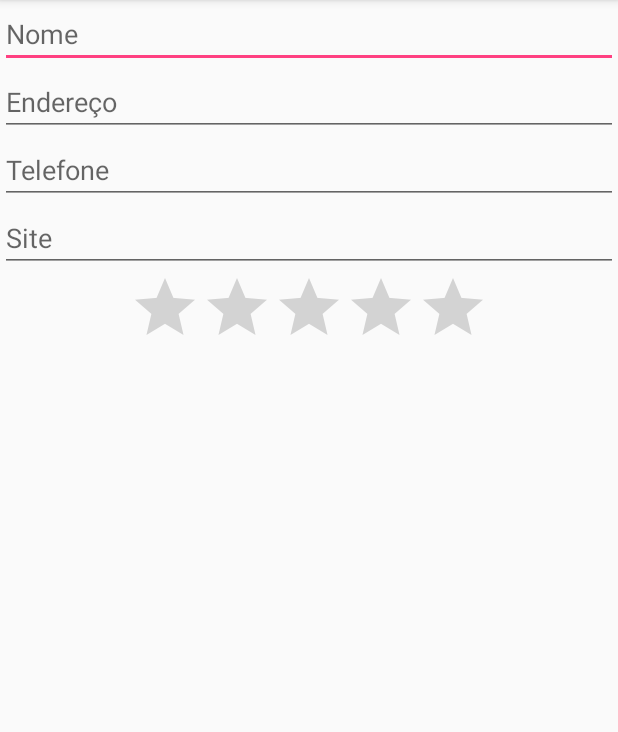
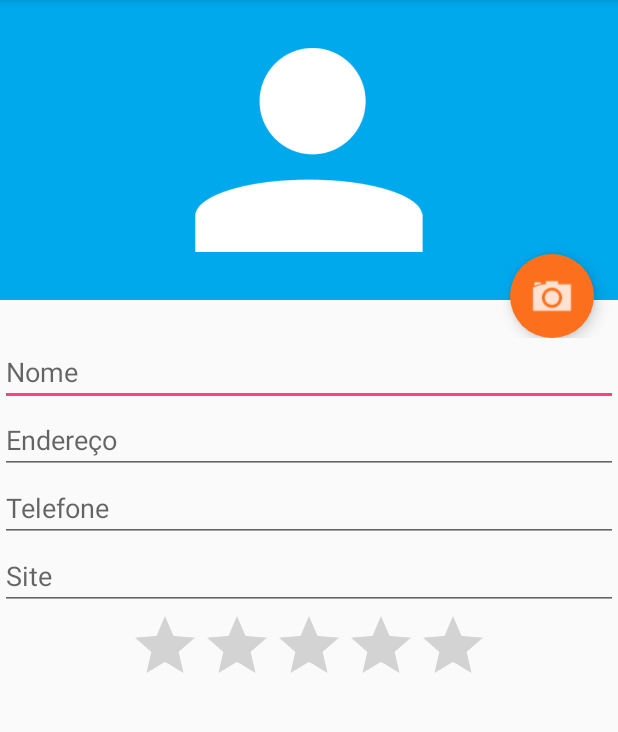
Before and after one commit to VictorDiCampos/AluraAndroidClass, an Android app: the FormularioActivity screen opened directly, with no data from a screen before it, on a phone screen of 412 x 824 dp, the part 84-816 px from its top. Run offline under Robolectric (Android 15) with nearby library versions, the phone set to English and light mode, and no system bars.

Commit message:
[master] Using camera and saving images.

```diff
--- a/Agenda/app/src/main/AndroidManifest.xml
+++ b/Agenda/app/src/main/AndroidManifest.xml
@@ -1,6 +1,8 @@
 <?xml version="1.0" encoding="utf-8"?>
 <manifest xmlns:android="http://schemas.android.com/apk/res/android"
     package="br.com.alura.agenda">
+
+    <uses-permission android:name="android.permission.CALL_PHONE" />
 
     <application
         android:allowBackup="true"
--- a/Agenda/app/src/main/java/br/com/alura/agenda/FormularioActivity.java
+++ b/Agenda/app/src/main/java/br/com/alura/agenda/FormularioActivity.java
@@ -1,19 +1,31 @@
 package br.com.alura.agenda;
 
+import android.app.Activity;
 import android.content.Intent;
+import android.graphics.Bitmap;
+import android.graphics.BitmapFactory;
+import android.net.Uri;
+import android.provider.MediaStore;
 import android.support.v7.app.AppCompatActivity;
 import android.os.Bundle;
 import android.view.Menu;
 import android.view.MenuInflater;
 import android.view.MenuItem;
+import android.view.View;
+import android.widget.Button;
+import android.widget.ImageView;
 import android.widget.Toast;
+
+import java.io.File;
 
 import br.com.alura.agenda.dao.AlunoDAO;
 import br.com.alura.agenda.modelo.Aluno;
 
 public class FormularioActivity extends AppCompatActivity {
 
+    public static final int CODIGO_CAMERA = 567;
     private FormularioHelper helper;
+    private String caminhoFoto;
 
     @Override
     protected void onCreate(Bundle savedInstanceState) {
@@ -22,12 +34,32 @@ public class FormularioActivity extends AppCompatActivity {
 
         helper = new FormularioHelper(this);
 
-        Intent intent = getIntent();
+        final Intent intent = getIntent();
         Aluno aluno = (Aluno) intent.getSerializableExtra("aluno");
         if (aluno != null){
             helper.setFormData(aluno);
         }
 
+        Button btnFoto = (Button) findViewById(R.id.form_btn_foto);
+        btnFoto.setOnClickListener(new View.OnClickListener() {
+            @Override
+            public void onClick(View view) {
+                Intent intentCamera = new Intent(MediaStore.ACTION_IMAGE_CAPTURE);
+                caminhoFoto = getExternalFilesDir(null) + "/"+ System.currentTimeMillis() +".jpg";
+                File arquivoFoto = new File(caminhoFoto);
+                intentCamera.putExtra(MediaStore.EXTRA_OUTPUT, Uri.fromFile(arquivoFoto));
+                startActivityForResult(intentCamera, CODIGO_CAMERA);
+            }
+        });
+    }
+
+    @Override
+    protected void onActivityResult(int requestCode, int resultCode, Intent data) {
+        if (resultCode == Activity.RESULT_OK){
+            if (requestCode == CODIGO_CAMERA){
+                helper.carregaImagem(caminhoFoto);
+            }
+        }
     }
 
     @Override
@@ -43,8 +75,8 @@ public class FormularioActivity extends AppCompatActivity {
         switch (item.getItemId()){
             case R.id.menu_form_ok:
                 Aluno aluno = helper.getAluno();
+
                 AlunoDAO dao = new AlunoDAO(this);
-
                 if (aluno.getId() != null){
                     dao.altera(aluno);
                 }else{
--- a/Agenda/app/src/main/java/br/com/alura/agenda/modelo/Aluno.java
+++ b/Agenda/app/src/main/java/br/com/alura/agenda/modelo/Aluno.java
@@ -13,6 +13,7 @@ public class Aluno implements Serializable{
     private String telefone;
     private String site;
     private Double nota;
+    private String foto;
 
     @Override
     public String toString() {
@@ -66,4 +67,8 @@ public class Aluno implements Serializable{
     public void setNota(Double nota) {
         this.nota = nota;
     }
+
+    public String getFoto() { return foto; }
+
+    public void setFoto(String foto) { this.foto = foto; }
 }
--- /dev/null
+++ b/Agenda/app/src/main/res/drawable/fundo_camera.xml
@@ -0,0 +1,13 @@
+<?xml version="1.0" encoding="utf-8"?>
+<layer-list xmlns:android="http://schemas.android.com/apk/res/android">
+    <item>
+        <shape android:shape="oval">
+            <solid android:color="#fc6f1d"/>
+            <padding android:top="10dp"
+                android:bottom="10dp"
+                android:left="10dp"
+                android:right="10dp"/>
+        </shape>
+    </item>
+    <item android:drawable="@drawable/ic_camera"/>
+</layer-list>
--- a/Agenda/app/src/main/res/layout/activity_formulario.xml
+++ b/Agenda/app/src/main/res/layout/activity_formulario.xml
@@ -7,6 +7,31 @@
     android:layout_width="match_parent"
     android:layout_height="match_parent"
     android:orientation="vertical">
+
+        <RelativeLayout
+            android:layout_width="match_parent"
+            android:layout_height="225dp">
+
+            <ImageView
+                android:id="@+id/form_foto"
+                android:layout_width="match_parent"
+                android:layout_height="200dp"
+                android:src="@drawable/person"
+                android:background="#00A8Ec"/>
+
+            <Button
+                android:id="@+id/form_btn_foto"
+                android:background="@drawable/fundo_camera"
+                android:layout_width="56dp"
+                android:layout_height="56dp"
+                android:layout_alignParentRight="true"
+                android:layout_alignParentBottom="true"
+                android:layout_marginRight="16dp"
+                android:elevation="6dp"
+                android:stateListAnimator="@null"/>
+
+        </RelativeLayout>
+
 
         <EditText
             android:id="@+id/form_nome"
--- a/Agenda/build.gradle
+++ b/Agenda/build.gradle
@@ -7,7 +7,7 @@ buildscript {
         jcenter()
     }
     dependencies {
-        classpath 'com.android.tools.build:gradle:3.0.1'
+        classpath 'com.android.tools.build:gradle:3.1.0'
 
 
         // NOTE: Do not place your application dependencies here; they belong
```
Also changed, not shown: Agenda/app/src/main/java/br/com/alura/agenda/FormularioHelper.java (+17 -0 lines), Agenda/app/src/main/java/br/com/alura/agenda/ListaAlunosActivity.java (+46 -4 lines), Agenda/app/src/main/java/br/com/alura/agenda/dao/AlunoDAO.java (+22 -6 lines), Agenda/gradle/wrapper/gradle-wrapper.properties.
